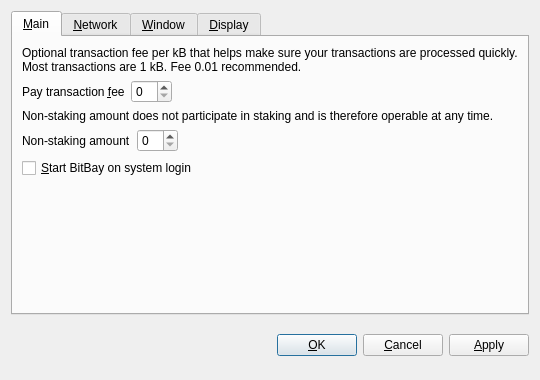
This is src/qt/forms/optionsdialog.ui in bitbaymarket/bitbay-core as Qt 5 draws it before an edit. The edited form follows.
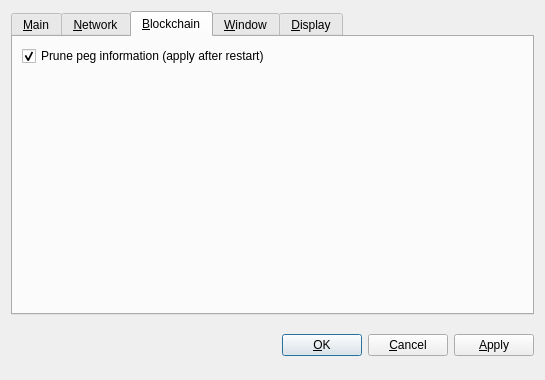
This is the edited form. The open tabs and pages were chosen to show the change. Custom widgets are drawn as their Qt base class.

```diff
--- a/src/qt/forms/optionsdialog.ui
+++ b/src/qt/forms/optionsdialog.ui
@@ -256,6 +256,36 @@
        </item>
       </layout>
      </widget>
+     <widget class="QWidget" name="tabBlockchain">
+      <attribute name="title">
+       <string>&amp;Blockchain</string>
+      </attribute>
+      <layout class="QGridLayout" name="gridLayout">
+       <item row="0" column="0" colspan="2">
+        <widget class="QCheckBox" name="prunePegInfo">
+         <property name="text">
+          <string>Prune peg information (apply after restart)</string>
+         </property>
+         <property name="checked">
+          <bool>true</bool>
+         </property>
+        </widget>
+       </item>
+       <item row="1" column="0" colspan="2">
+        <spacer name="verticalSpacer">
+         <property name="orientation">
+          <enum>Qt::Vertical</enum>
+         </property>
+         <property name="sizeHint" stdset="0">
+          <size>
+           <width>501</width>
+           <height>231</height>
+          </size>
+         </property>
+        </spacer>
+       </item>
+      </layout>
+     </widget>
      <widget class="QWidget" name="tabWindow">
       <attribute name="title">
        <string>&amp;Window</string>
@@ -455,6 +485,11 @@
   </layout>
  </widget>
  <customwidgets>
+  <customwidget>
+   <class>QValidatedLineEdit</class>
+   <extends>QLineEdit</extends>
+   <header>qvalidatedlineedit.h</header>
+  </customwidget>
   <customwidget>
    <class>BitcoinAmountField</class>
    <extends>QSpinBox</extends>
@@ -465,11 +500,6 @@
    <extends>QComboBox</extends>
    <header>qvaluecombobox.h</header>
   </customwidget>
-  <customwidget>
-   <class>QValidatedLineEdit</class>
-   <extends>QLineEdit</extends>
-   <header>qvalidatedlineedit.h</header>
-  </customwidget>
  </customwidgets>
  <resources/>
  <connections/>
```
